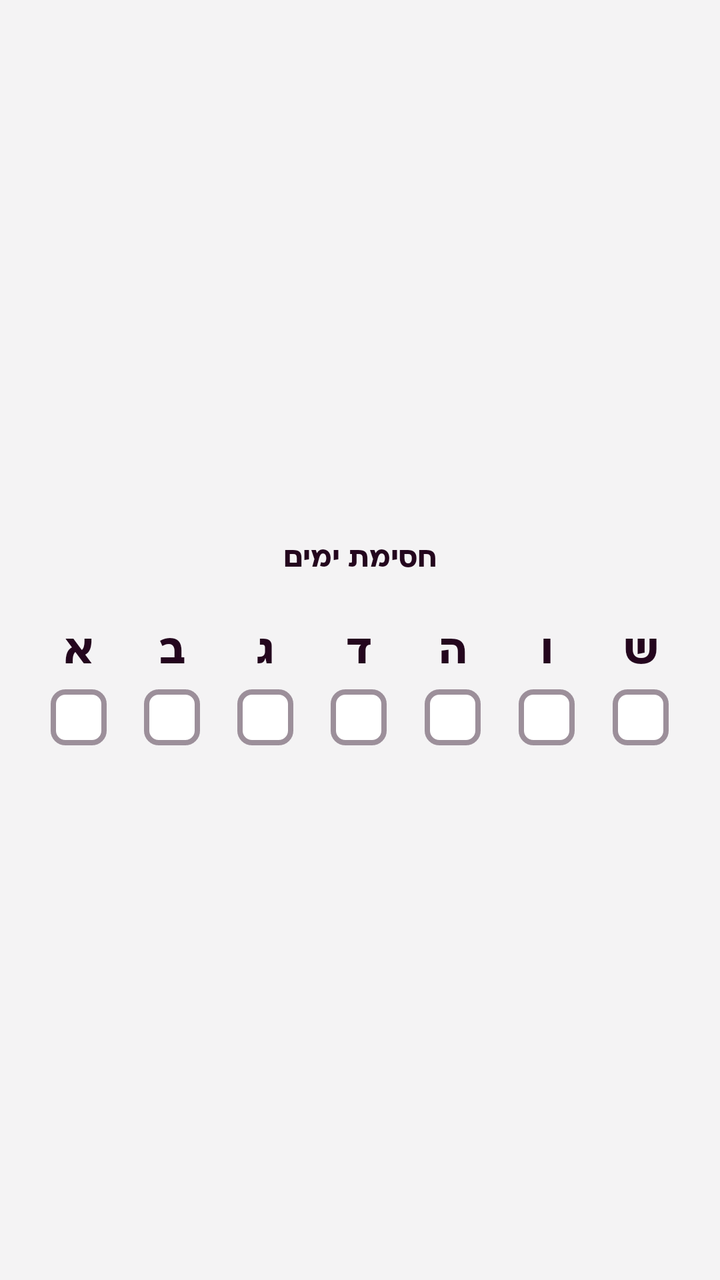
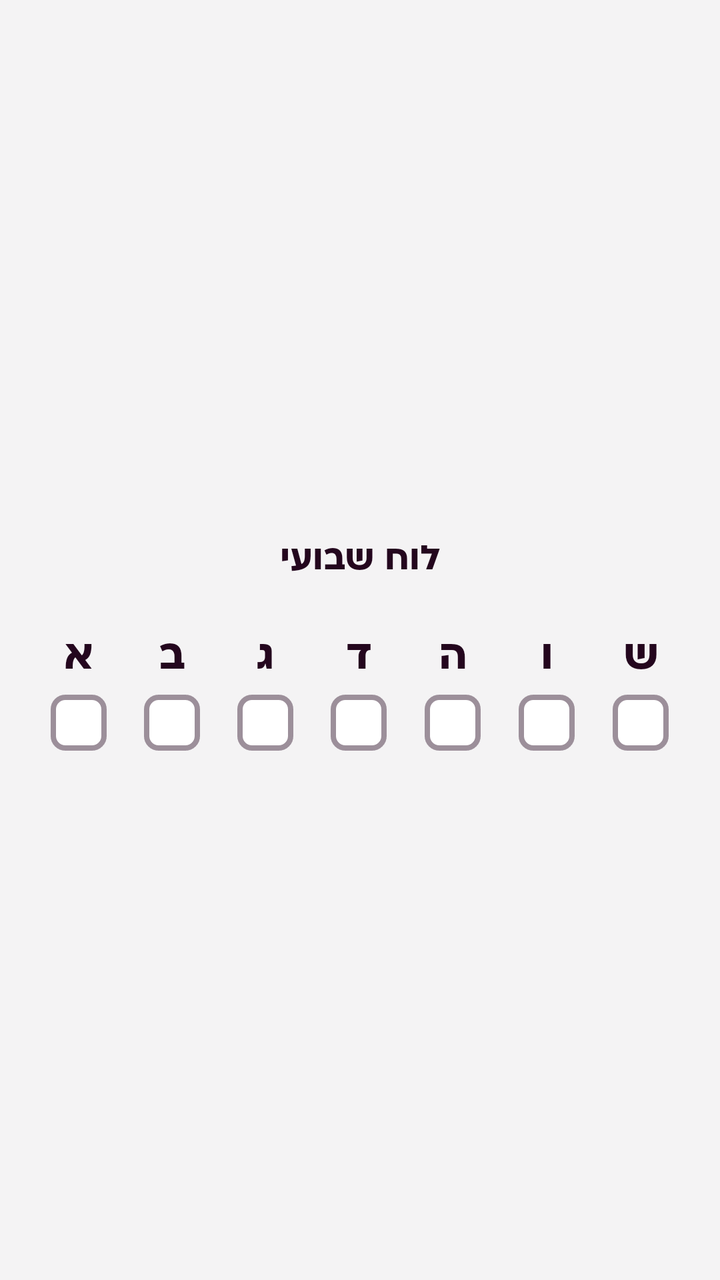

An Android layout rendered at two revisions. The XML below is the earlier revision; the diff shows what the commit changed to produce the second picture.
<!-- AndroidManifest.xml: application theme Theme.ClickJob_FinalProject -->
<!-- res/layout/fragment_register_step2.xml -->
<?xml version="1.0" encoding="utf-8"?>
<LinearLayout xmlns:android="http://schemas.android.com/apk/res/android"
    android:layout_width="match_parent"
    android:layout_height="match_parent"
    xmlns:app="http://schemas.android.com/apk/res-auto"
    android:orientation="vertical"
    android:layoutDirection="rtl"
    android:gravity="center"
    android:background="@color/screen_bg"
    android:paddingHorizontal="16dp">

    
    <TextView
        android:layout_width="match_parent"
        android:layout_height="wrap_content"
        android:text="חסימת ימים"
        android:textSize="16sp"
        android:fontFamily="@font/ploni_bold_aaa"
        android:textColor="@color/DarkDeep"
        android:gravity="center"
        android:layout_marginBottom="20dp"/>

    
    <LinearLayout
        android:id="@+id/llDays"
        android:layout_width="match_parent"
        android:layout_height="wrap_content"
        android:orientation="horizontal"
        android:gravity="center"
        android:layoutDirection="rtl">

        
        <LinearLayout
            android:layout_width="0dp"
            android:layout_height="wrap_content"
            android:layout_weight="1"
            android:orientation="vertical"
            android:gravity="center">
            <TextView
                android:layout_width="wrap_content"
                android:layout_height="wrap_content"
                android:text="א"
                android:textSize="24sp"
                android:fontFamily="@font/ploni_bold_aaa"
                android:textColor="@color/DarkDeep"
                android:layout_marginBottom="6dp"/>
            <CheckBox
                android:id="@+id/cbSunday"
                android:layout_width="28dp"
                android:layout_height="28dp"
                android:button="@null"
                android:background="@drawable/bg_day_checkbox"
                app:buttonTint="@color/brand_pink"/>
        </LinearLayout>

        
        <LinearLayout
            android:layout_width="0dp"
            android:layout_height="wrap_content"
            android:layout_weight="1"
            android:orientation="vertical"
            android:gravity="center">
            <TextView
                android:layout_width="wrap_content"
                android:layout_height="wrap_content"
                android:text="ב"
                android:textSize="24sp"
                android:fontFamily="@font/ploni_bold_aaa"
                android:textColor="@color/DarkDeep"
                android:layout_marginBottom="6dp"/>
            <CheckBox
                android:id="@+id/cbMonday"
                android:layout_width="28dp"
                android:layout_height="28dp"
                android:button="@null"
                android:background="@drawable/bg_day_checkbox"
                app:buttonTint="@color/brand_pink"/>
        </LinearLayout>

        
        <LinearLayout
            android:layout_width="0dp"
            android:layout_height="wrap_content"
            android:layout_weight="1"
            android:orientation="vertical"
            android:gravity="center">
            <TextView
                android:layout_width="wrap_content"
                android:layout_height="wrap_content"
                android:text="ג"
                android:textSize="24sp"
                android:fontFamily="@font/ploni_bold_aaa"
                android:textColor="@color/DarkDeep"
                android:layout_marginBottom="6dp"/>
            <CheckBox
                android:id="@+id/cbTuesday"
                android:layout_width="28dp"
                android:layout_height="28dp"
                android:button="@null"
                android:background="@drawable/bg_day_checkbox"
                app:buttonTint="@color/brand_pink"/>
        </LinearLayout>

        
        <LinearLayout
            android:layout_width="0dp"
            android:layout_height="wrap_content"
            android:layout_weight="1"
            android:orientation="vertical"
            android:gravity="center">
            <TextView
                android:layout_width="wrap_content"
                android:layout_height="wrap_content"
                android:text="ד"
                android:textSize="24sp"
                android:fontFamily="@font/ploni_bold_aaa"
                android:textColor="@color/DarkDeep"
                android:layout_marginBottom="6dp"/>
            <CheckBox
                android:id="@+id/cbWednesday"
                android:layout_width="28dp"
                android:layout_height="28dp"
                android:button="@null"
                android:background="@drawable/bg_day_checkbox"
                app:buttonTint="@color/brand_pink"/>
        </LinearLayout>

        
        <LinearLayout
            android:layout_width="0dp"
            android:layout_height="wrap_content"
            android:layout_weight="1"
            android:orientation="vertical"
            android:gravity="center">
            <TextView
                android:layout_width="wrap_content"
                android:layout_height="wrap_content"
                android:text="ה"
                android:textSize="24sp"
                android:fontFamily="@font/ploni_bold_aaa"
                android:textColor="@color/DarkDeep"
                android:layout_marginBottom="6dp"/>
            <CheckBox
                android:id="@+id/cbThursday"
                android:layout_width="28dp"
                android:layout_height="28dp"
                android:button="@null"
                android:background="@drawable/bg_day_checkbox"
                app:buttonTint="@color/brand_pink"/>
        </LinearLayout>

        
        <LinearLayout
            android:layout_width="0dp"
            android:layout_height="wrap_content"
            android:layout_weight="1"
            android:orientation="vertical"
            android:gravity="center">
            <TextView
                android:layout_width="wrap_content"
                android:layout_height="wrap_content"
                android:text="ו"
                android:textSize="24sp"
                android:fontFamily="@font/ploni_bold_aaa"
                android:textColor="@color/DarkDeep"
                android:layout_marginBottom="6dp"/>
            <CheckBox
                android:id="@+id/cbFriday"
                android:layout_width="28dp"
                android:layout_height="28dp"
                android:button="@null"
                android:background="@drawable/bg_day_checkbox"
                app:buttonTint="@color/brand_pink"/>
        </LinearLayout>

        
        <LinearLayout
            android:layout_width="0dp"
            android:layout_height="wrap_content"
            android:layout_weight="1"
            android:orientation="vertical"
            android:gravity="center">
            <TextView
                android:layout_width="wrap_content"
                android:layout_height="wrap_content"
                android:text="ש"
                android:textSize="24sp"
                android:fontFamily="@font/ploni_bold_aaa"
                android:textColor="@color/DarkDeep"
                android:layout_marginBottom="6dp"/>
            <CheckBox
                android:id="@+id/cbSaturday"
                android:layout_width="28dp"
                android:layout_height="28dp"
                android:button="@null"
                android:background="@drawable/bg_day_checkbox"
                app:buttonTint="@color/brand_pink"/>
        </LinearLayout>

    </LinearLayout>
</LinearLayout>
<!-- resources referenced by this layout -->
<resources>
  <color name="DarkDeep">#24061E</color>
  <color name="brand_pink">#CE3E8B</color>
  <color name="screen_bg">#F4F3F4</color>
  <!-- drawable bg_day_checkbox (drawable) -->
  <?xml version="1.0" encoding="utf-8"?>
  <selector xmlns:android="http://schemas.android.com/apk/res/android">
      <item android:state_checked="true">
          <shape android:shape="rectangle">
              <solid android:color="@color/brand_pink"/>
              <corners android:radius="6dp"/>
          </shape>
      </item>
      <item>
          <shape android:shape="rectangle">
              <solid android:color="@android:color/white"/>
              <stroke android:width="2.5dp" android:color="@color/gray04"/>
              <corners android:radius="6dp"/>
          </shape>
      </item>
  </selector>
  <style name="Theme.ClickJob_FinalProject" parent="Base.Theme.ClickJob_FinalProject" />
  <color name="gray04">#9C8F9A</color>
  <style name="Base.Theme.ClickJob_FinalProject" parent="Theme.Material3.DayNight.NoActionBar">
          
          
      </style>
</resources>

<!-- the commit's change to res/layout/fragment_register_step2.xml (unified diff, before → after) -->
@@ -13,8 +13,8 @@
     <TextView
         android:layout_width="match_parent"
         android:layout_height="wrap_content"
-        android:text="חסימת ימים"
-        android:textSize="16sp"
+        android:text="לוח שבועי"
+        android:textSize="20sp"
         android:fontFamily="@font/ploni_bold_aaa"
         android:textColor="@color/DarkDeep"
         android:gravity="center"
